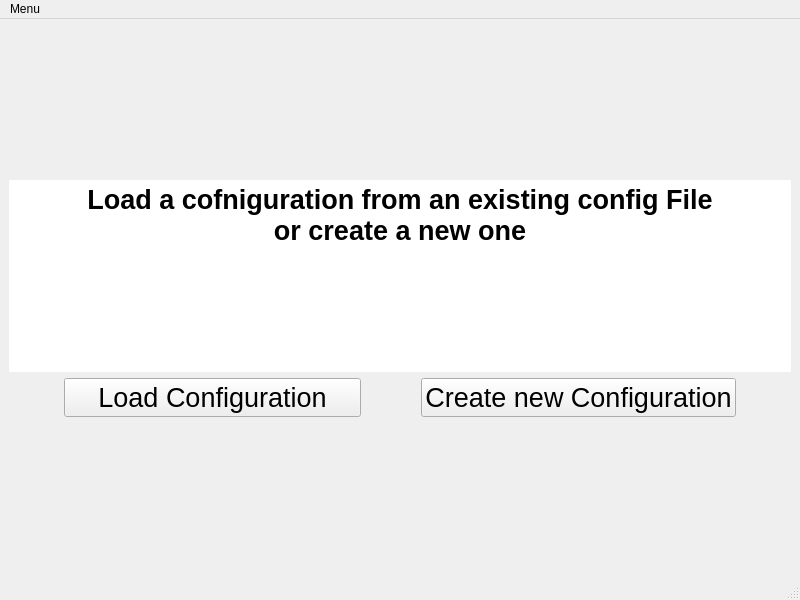
The window that source_code/ui/load_or_create_config.ui (MaximilianBrokamp/ENEFFCO-diagramm-creator) describes before a commit, drawn with Qt 5.
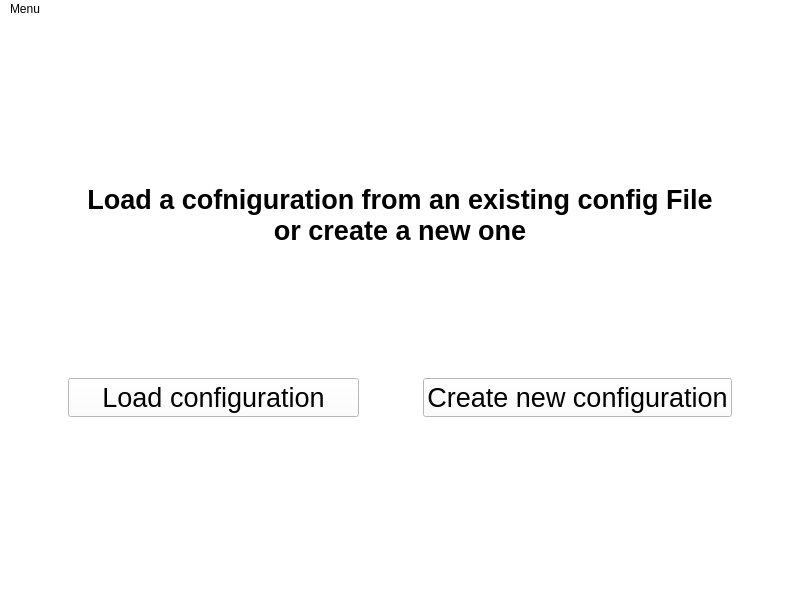
The same window after the commit.

```diff
--- a/source_code/ui/load_or_create_config.ui
+++ b/source_code/ui/load_or_create_config.ui
@@ -13,6 +13,10 @@
   <property name="windowTitle">
    <string>Eneffco Diagram creator</string>
   </property>
+  <property name="styleSheet">
+   <string notr="true">
+background-color: rgb(255, 255, 255);</string>
+  </property>
   <widget class="QWidget" name="centralwidget">
    <layout class="QGridLayout" name="gridLayout">
     <item row="0" column="0">
@@ -85,7 +89,7 @@
          </font>
         </property>
         <property name="text">
-         <string>    Load Configuration    </string>
+         <string>    Load configuration    </string>
         </property>
        </widget>
       </item>
@@ -110,7 +114,7 @@
          </font>
         </property>
         <property name="text">
-         <string>Create new Configuration</string>
+         <string>Create new configuration</string>
         </property>
        </widget>
       </item>
```
Left out of the diff: 2 changed lines with no effect on the pictures.
